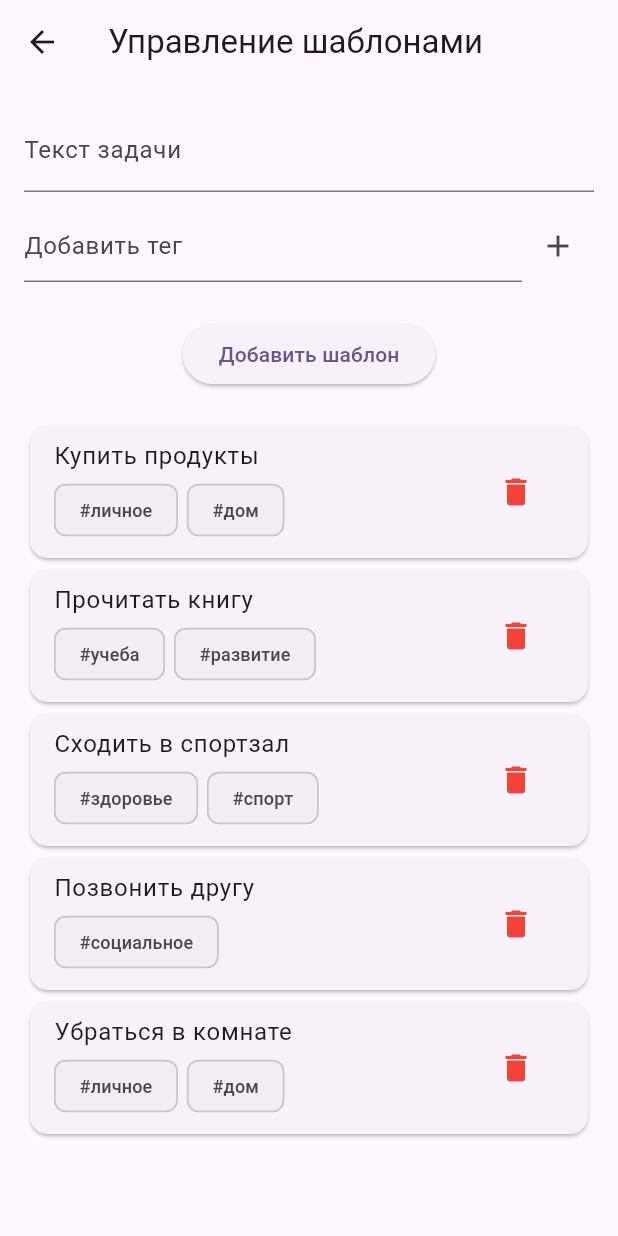
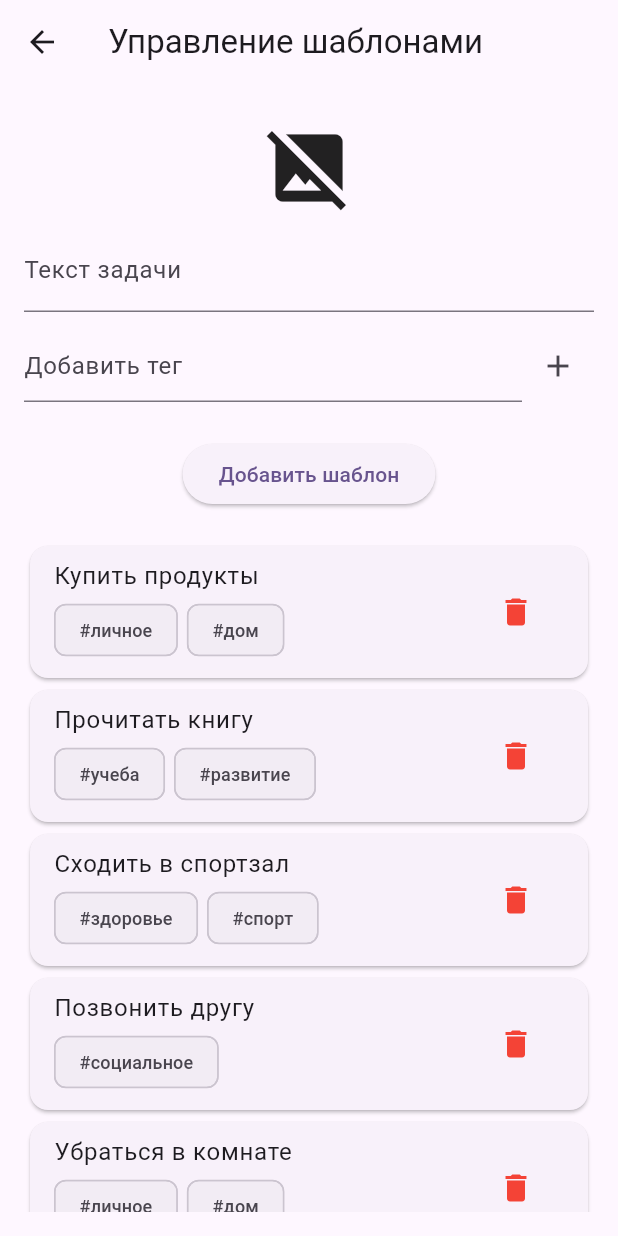
Before and after one commit to Voldemar-exe/rkmp_learn_flutter, a Flutter app: the screen it shows after launch, after a tap on "Сгенерировать задание", after a tap on "Настроить шаблоны", on a phone screen of 412 x 824 dp. Run offline on Flutter 3.47's test engine with Material 3 defaults, Android fonts, the phone set to English and light mode, and no system bars; drawn by our look-alikes of cached_network_image; network calls fail.

Commit message:
Add 2 images on TasksListScreen, 2 images on TemplateTaskScreen and 1 image on StatsScreen.

```diff
--- a/lib/app/my_app.dart
+++ b/lib/app/my_app.dart
@@ -7,7 +7,7 @@ class MyApp extends StatelessWidget {
   @override
   Widget build(BuildContext context) {
     return MaterialApp(
-      title: 'Практическая работа 5',
+      title: 'Практическая работа 6',
       theme: ThemeData(
         colorScheme: ColorScheme.fromSeed(seedColor: Colors.deepPurple),
       ),
--- a/lib/features/stats/screens/stats_screen.dart
+++ b/lib/features/stats/screens/stats_screen.dart
@@ -1,9 +1,13 @@
+import 'package:cached_network_image/cached_network_image.dart';
 import 'package:flutter/material.dart';
 import 'package:rkmp_learn_flutter/features/stats/widgets/stat_card.dart';
 
 import '../../../core/models/task.dart';
 
 class StatsScreen extends StatelessWidget {
+  static const String statsIconicImageUrl =
+      'https://cdn4.iconfinder.com/data/icons/success-filloutline/64/board-stats-report-presentation-diagram-512.png';
+
   final int total;
   final int completed;
   final int pending;
@@ -46,9 +50,23 @@ class StatsScreen extends StatelessWidget {
           child: Column(
             crossAxisAlignment: CrossAxisAlignment.start,
             children: [
-              Text(
-                'Ваш прогресс',
-                style: Theme.of(context).textTheme.headlineSmall,
+              Row(
+                children: [
+                  Text(
+                    'Ваш прогресс',
+                    style: Theme.of(context).textTheme.headlineSmall,
+                  ),
+                  const SizedBox(width: 20),
+                  CachedNetworkImage(
+                    imageUrl: statsIconicImageUrl,
+                    width: 80,
+                    height: 80,
+                    fit: BoxFit.contain,
+                    placeholder: (context, url) => const CircularProgressIndicator(),
+                    errorWidget: (context, url, error) =>
+                    const Icon(Icons.image_not_supported, size: 60),
+                  ),
+                ],
               ),
               const SizedBox(height: 20),
               StatCard(
--- a/lib/features/task_template/screens/template_task_screen.dart
+++ b/lib/features/task_template/screens/template_task_screen.dart
@@ -1,3 +1,4 @@
+import 'package:cached_network_image/cached_network_image.dart';
 import 'package:flutter/material.dart';
 import '../../../core/models/template.dart';
 import '../widgets/template_item.dart';
@@ -21,6 +22,10 @@ class TemplateTaskScreen extends StatefulWidget {
 }
 
 class _TemplateTaskScreenState extends State<TemplateTaskScreen> {
+  static const templateAsIdeaImageUrl =
+      'https://cdn4.iconfinder.com/data/icons/reputation-management-1-1/66/54-1024.png';
+  static const emptyTemplateListImageUrl =
+      'https://cdn0.iconfinder.com/data/icons/analytic-investment-and-balanced-scorecard/512/151_inbox_Box_cabinet_document_empty_project-512.png';
   final TextEditingController _textController = TextEditingController();
   final TextEditingController _tagsController = TextEditingController();
   late List<String> _currentTags;
@@ -76,6 +81,15 @@ class _TemplateTaskScreenState extends State<TemplateTaskScreen> {
         padding: const EdgeInsets.all(16.0),
         child: Column(
           children: [
+            CachedNetworkImage(
+              imageUrl: templateAsIdeaImageUrl,
+              width: 80,
+              height: 80,
+              fit: BoxFit.contain,
+              placeholder: (context, url) => const CircularProgressIndicator(),
+              errorWidget: (context, url, error) =>
+              const Icon(Icons.image_not_supported, size: 60),
+            ),
             Form(
               key: _formKey,
               child: Column(
@@ -127,7 +141,28 @@ class _TemplateTaskScreenState extends State<TemplateTaskScreen> {
             const SizedBox(height: 20),
             Expanded(
               child: widget.templates.isEmpty
-                  ? const Center(child: Text('Нет шаблонов'))
+                  ? Center(
+                      child: Column(
+                        mainAxisAlignment: MainAxisAlignment.center,
+                        children: [
+                          CachedNetworkImage(
+                            imageUrl: emptyTemplateListImageUrl,
+                            width: 100,
+                            height: 100,
+                            fit: BoxFit.contain,
+                            placeholder: (context, url) =>
+                                const CircularProgressIndicator(),
+                            errorWidget: (context, url, error) =>
+                                const Icon(Icons.image_not_supported, size: 60),
+                          ),
+                          const SizedBox(height: 16),
+                          const Text(
+                            'Нет шаблонов',
+                            style: TextStyle(fontSize: 18, color: Colors.grey),
+                          ),
+                        ],
+                      ),
+                    )
                   : ListView.builder(
                       itemCount: widget.templates.length,
                       itemBuilder: (context, index) {
--- a/lib/features/tasks_list/screens/tasks_list_screen.dart
+++ b/lib/features/tasks_list/screens/tasks_list_screen.dart
@@ -1,8 +1,14 @@
+import 'package:cached_network_image/cached_network_image.dart';
 import 'package:flutter/material.dart';
 import 'package:rkmp_learn_flutter/features/tasks_list/widgets/task_item.dart';
 import '../../../core/models/task.dart';
 
 class TaskListScreen extends StatelessWidget {
+  static const String appIconicImageUrl =
+      'https://cdn0.iconfinder.com/data/icons/job-seeker/256/statistic_job_seeker_employee_unemployee_work-512.png';
+  static const String emptyListImageUrl =
+      'https://cdn0.iconfinder.com/data/icons/competitive-strategy-and-corporate-training/512/175_file_report_invoice_card_checklist-512.png';
+
   final List<Task> tasks;
   final VoidCallback onGenerateTask;
   final Function(String) onToggleTask;
@@ -25,7 +31,18 @@ class TaskListScreen extends StatelessWidget {
     final pendingTasks = tasks.where((t) => !t.isCompleted).toList();
 
     return Scaffold(
-      appBar: AppBar(title: const Text('Генератор задач')),
+      appBar: AppBar(
+        title: const Text('Генератор задач'),
+        leading: CachedNetworkImage(
+          imageUrl: appIconicImageUrl,
+          width: 80,
+          height: 80,
+          fit: BoxFit.contain,
+          placeholder: (context, url) => const Icon(Icons.image, size: 24),
+          errorWidget: (context, url, error) =>
+              const Icon(Icons.broken_image, size: 24),
+        ),
+      ),
       body: Padding(
         padding: const EdgeInsets.all(16.0),
         child: Column(
@@ -51,7 +68,28 @@ class TaskListScreen extends StatelessWidget {
             const SizedBox(height: 20),
             Expanded(
               child: pendingTasks.isEmpty
-                  ? const Center(child: Text('Нет заданий...'))
+                  ? Center(
+                      child: Column(
+                        mainAxisAlignment: MainAxisAlignment.center,
+                        children: [
+                          CachedNetworkImage(
+                            imageUrl: emptyListImageUrl,
+                            width: 200,
+                            height: 200,
+                            fit: BoxFit.contain,
+                            placeholder: (context, url) =>
+                                const CircularProgressIndicator(),
+                            errorWidget: (context, url, error) =>
+                                const Icon(Icons.image_not_supported, size: 60),
+                          ),
+                          const SizedBox(height: 16),
+                          const Text(
+                            'Нет активных заданий',
+                            style: TextStyle(fontSize: 18, color: Colors.grey),
+                          ),
+                        ],
+                      ),
+                    )
                   : ListView(
                       children: pendingTasks
                           .map(
```
